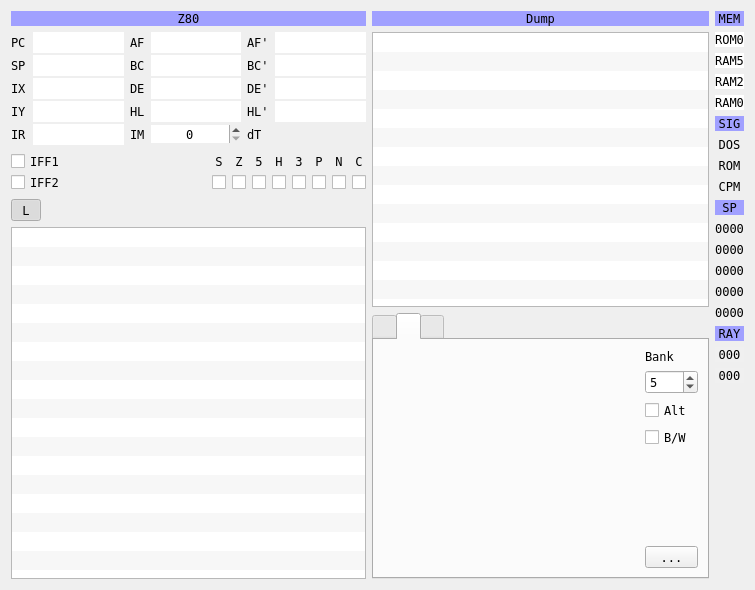
Qt form ui/debuger.ui (samstyle/Xpeccy) before a commit.
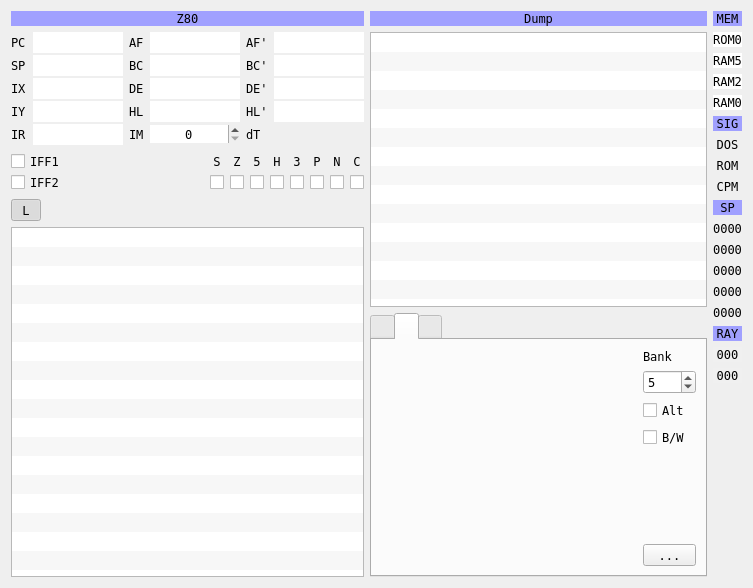
The same form after that commit. Icons and pictures are not drawn. Custom widgets are drawn as their Qt base class.

Commit message: build 20161211 [+] deBUGa: F4-jump to address in command, F5-return back

What changed in the file:
```diff
--- a/ui/debuger.ui
+++ b/ui/debuger.ui
@@ -9,8 +9,8 @@
    <rect>
     <x>0</x>
     <y>0</y>
-    <width>755</width>
-    <height>590</height>
+    <width>753</width>
+    <height>588</height>
    </rect>
   </property>
   <property name="font">
@@ -659,7 +659,7 @@
         <bool>false</bool>
        </attribute>
        <attribute name="horizontalHeaderDefaultSectionSize">
-        <number>17</number>
+        <number>90</number>
        </attribute>
        <attribute name="horizontalHeaderStretchLastSection">
         <bool>true</bool>
```
The commit also changes 2 other files.
